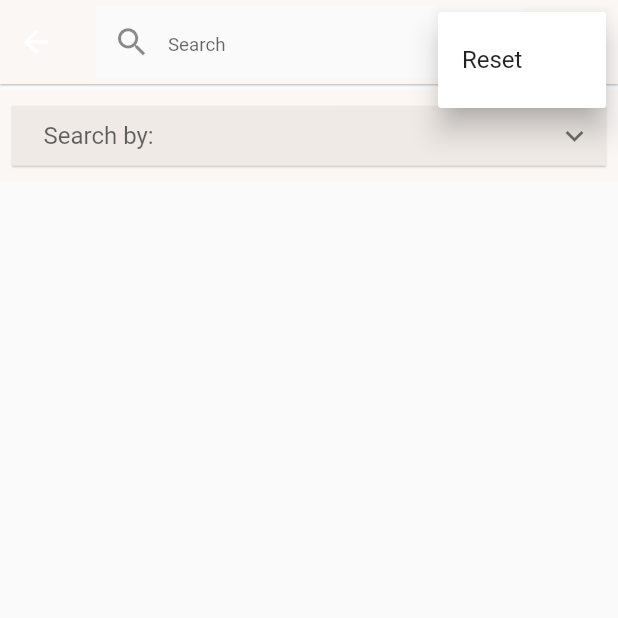
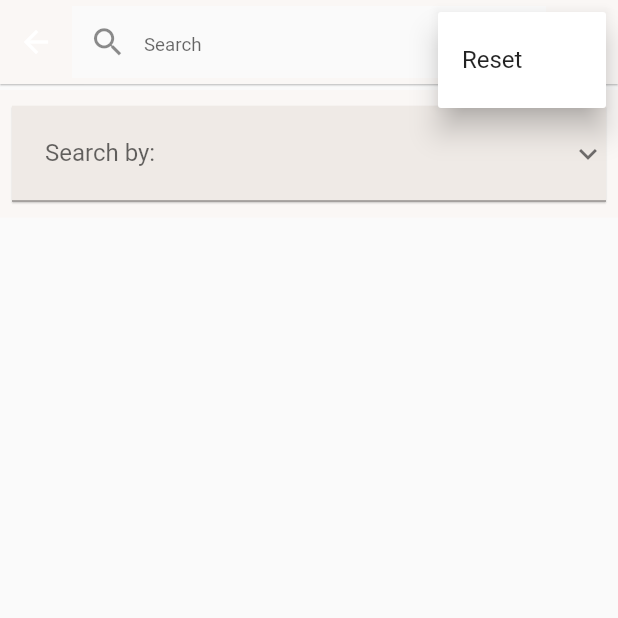
Before and after one commit to tonnidiaz/tukoffee, a Flutter app: the SearchPage screen opened directly, after a tap on the "more vert" icon, on a phone screen of 412 x 824 dp, the top half of it. Run offline on Flutter 3.47's test engine with Material 2 defaults, Android fonts, the phone set to English and light mode, and no system bars; our stand-ins replace another_flushbar, awesome_notifications, device_info_plus, dio, file_picker, flutter_map and 13 more; missing offline and left inert: cloudinary, flutter_downloader, flutter_inappwebview, geocode, window_manager; accounts and stored records are empty; project files that could hold a hidden picture were left out.

Commit message:
clog func

```diff
--- a/lib/utils/constants.dart
+++ b/lib/utils/constants.dart
@@ -160,7 +160,7 @@ Size screenSize(BuildContext context) {
   return MediaQuery.of(context).size;
 }
 
-const DEV = false;// kDebugMode;
+const DEV = kDebugMode;
 
 Size screenPercent(BuildContext context, double p) {
   final h = MediaQuery.of(context).size.height;
--- a/lib/views/search.dart
+++ b/lib/views/search.dart
@@ -10,6 +10,7 @@ import "package:lebzcafe/widgets/common.dart";
 import "package:lebzcafe/widgets/common3.dart";
 import "package:lebzcafe/widgets/product_card.dart";
 import "package:lebzcafe/widgets/tu/form_field.dart";
+import "package:lebzcafe/widgets/tu/select.dart";
 
 class SearchPage extends StatefulWidget {
   const SearchPage({super.key});
@@ -70,6 +71,7 @@ class _SearchPageState extends State<SearchPage> {
           leadingWidth: appBarH - 8,
           backgroundColor: cardBGLight,
           elevation: .5,
+          titleSpacing: 0,
           title: TuFormField(
             hint: "Search",
             hasBorder: false,
@@ -112,7 +114,7 @@ class _SearchPageState extends State<SearchPage> {
           SliverToBoxAdapter(child: mY(topMargin)),
           SliverToBoxAdapter(
             child: TuCard(
-              child: TuDropdownButton(
+              child: TuSelect(
                 label: "Search by:",
                 value: _searchBy,
                 onChanged: (val) {
@@ -138,7 +140,7 @@ class _SearchPageState extends State<SearchPage> {
                     ),
                     Text(
                       _query,
-                      style: Styles.title(color: Colors.orange),
+                      style: Styles.title(color: TuColors.primary),
                     )
                   ],
                 ),
@@ -170,11 +172,12 @@ class _SearchPageState extends State<SearchPage> {
                       ),
                     )
                   : SliverFillRemaining(
+                      hasScrollBody: false,
                       child: Center(
                           child: Text(
-                      "No results",
-                      style: Styles.h3(isLight: true),
-                    )))
+                        "No results",
+                        style: Styles.h3(isLight: true),
+                      )))
         ]));
   }
 }
```
Also changed, not shown: 2 other files.
